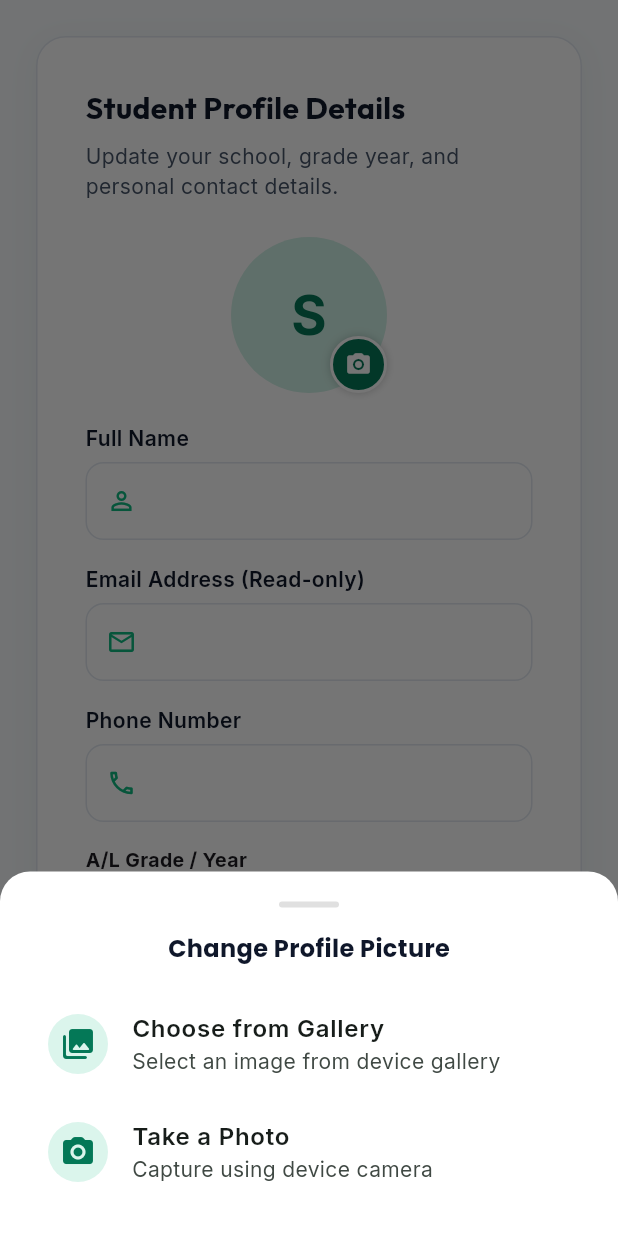
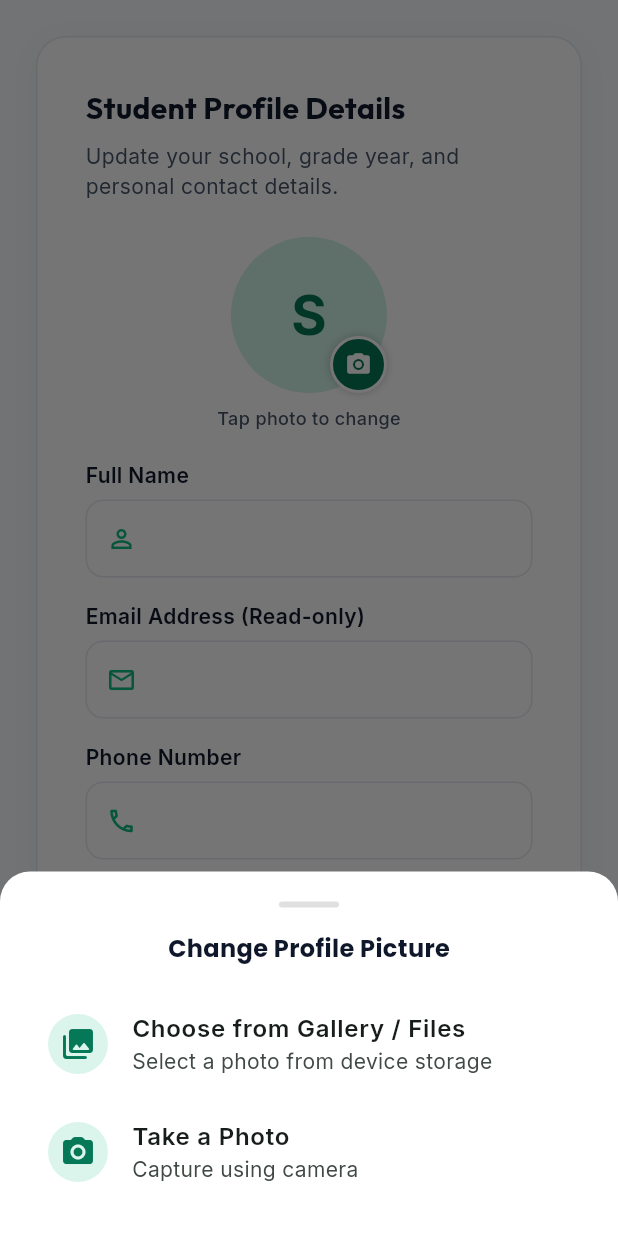
Before and after one commit to kasun375/Akila_web, a Flutter app: the StudentProfileView screen opened directly, after a tap on the "camera alt" icon, on a phone screen of 412 x 824 dp. Run offline on Flutter 3.47's test engine with Material 3 defaults, Android fonts, the light colour scheme and no system bars; our stand-ins replace cloud_firestore, firebase_auth, firebase_core, google_fonts, google_mobile_ads, google_sign_in and 1 more; missing offline and left inert: dart:html; accounts and stored records are empty; network calls fail.

Commit message:
Unify profile picture upload and class addition functionality across mobile and web

```diff
--- a/lib/views/student/student_profile_view.dart
+++ b/lib/views/student/student_profile_view.dart
@@ -1,4 +1,3 @@
-import 'package:flutter/foundation.dart';
 import 'package:flutter/material.dart';
 import 'package:google_fonts/google_fonts.dart';
 import 'package:image_picker/image_picker.dart';
@@ -100,8 +99,13 @@ class _StudentProfileViewState extends State<StudentProfileView> {
                     const SizedBox(height: 24),
 
                     // Avatar Upload & Preview
-                      Center(
-                        child: Stack(
+                    Builder(
+                      builder: (context) {
+                        final displayPicUrl = _profilePicUrl.isNotEmpty ? _profilePicUrl : (user?.profilePicUrl ?? '');
+                        return Center(
+                          child: Column(
+                            children: [
+                              Stack(
                                 alignment: Alignment.center,
                                 children: [
                                   Tooltip(
@@ -113,7 +117,7 @@ class _StudentProfileViewState extends State<StudentProfileView> {
                                         radius: 52,
                                         backgroundColor: AppColors.primaryLight.withValues(alpha: 0.2),
                                         backgroundImage: getProfileImageProvider(
-                                    _profilePicUrl,
+                                          displayPicUrl,
                                           defaultAsset: auth.isAdmin ? 'assets/dfd8836b1cc110e21d03c83043dcb710.jpg' : '',
                                         ),
                                         child: _isUploadingPic
@@ -132,7 +136,7 @@ class _StudentProfileViewState extends State<StudentProfileView> {
                                                   ),
                                                 ),
                                               )
-                                      : (_profilePicUrl.isEmpty && !auth.isAdmin
+                                            : (displayPicUrl.isEmpty && !auth.isAdmin
                                                 ? Text(
                                                     user?.name.isNotEmpty == true ? user!.name[0] : 'S',
                                                     style: const TextStyle(fontSize: 36, fontWeight: FontWeight.bold, color: AppColors.primary),
@@ -165,6 +169,19 @@ class _StudentProfileViewState extends State<StudentProfileView> {
                                   ),
                                 ],
                               ),
+                              const SizedBox(height: 8),
+                              const Text(
+                                'Tap photo to change',
+                                style: TextStyle(
+                                  fontSize: 12,
+                                  color: AppColors.textSecondary,
+                                  fontWeight: FontWeight.w500,
+                                ),
+                              ),
+                            ],
+                          ),
+                        );
+                      },
                     ),
                     const SizedBox(height: 20),
 
@@ -332,13 +349,69 @@ class _StudentProfileViewState extends State<StudentProfileView> {
     final auth = Provider.of<AuthProvider>(context, listen: false);
     final user = auth.user;
     final storageService = StorageService();
+    final messenger = ScaffoldMessenger.of(context);
 
     ImageSource selectedSource = ImageSource.gallery;
+    final isDesktop = MediaQuery.of(context).size.width >= 768;
 
-    final isMobile = !kIsWeb || (kIsWeb && MediaQuery.of(context).size.width < 768);
-
-    if (isMobile) {
-      final source = await showModalBottomSheet<ImageSource>(
+    final ImageSource? source;
+    if (isDesktop) {
+      source = await showDialog<ImageSource>(
+        context: context,
+        builder: (ctx) => AlertDialog(
+          shape: RoundedRectangleBorder(borderRadius: BorderRadius.circular(20)),
+          title: Text(
+            'Change Profile Picture',
+            style: GoogleFonts.poppins(
+              fontSize: 18,
+              fontWeight: FontWeight.bold,
+              color: AppColors.textPrimary,
+            ),
+          ),
+          content: Column(
+            mainAxisSize: MainAxisSize.min,
+            children: [
+              ListTile(
+                shape: RoundedRectangleBorder(borderRadius: BorderRadius.circular(12)),
+                leading: Container(
+                  padding: const EdgeInsets.all(8),
+                  decoration: BoxDecoration(
+                    color: AppColors.primaryLight.withValues(alpha: 0.15),
+                    shape: BoxShape.circle,
+                  ),
+                  child: const Icon(Icons.photo_library_rounded, color: AppColors.primary),
+                ),
+                title: const Text('Choose from Gallery / Files', style: TextStyle(fontWeight: FontWeight.w600)),
+                subtitle: const Text('Select a photo from device storage'),
+                onTap: () => Navigator.pop(ctx, ImageSource.gallery),
+              ),
+              const SizedBox(height: 8),
+              ListTile(
+                shape: RoundedRectangleBorder(borderRadius: BorderRadius.circular(12)),
+                leading: Container(
+                  padding: const EdgeInsets.all(8),
+                  decoration: BoxDecoration(
+                    color: AppColors.primaryLight.withValues(alpha: 0.15),
+                    shape: BoxShape.circle,
+                  ),
+                  child: const Icon(Icons.camera_alt_rounded, color: AppColors.primary),
+                ),
+                title: const Text('Take a Photo', style: TextStyle(fontWeight: FontWeight.w600)),
+                subtitle: const Text('Capture using camera / webcam'),
+                onTap: () => Navigator.pop(ctx, ImageSource.camera),
+              ),
+            ],
+          ),
+          actions: [
+            TextButton(
+              onPressed: () => Navigator.pop(ctx),
+              child: const Text('Cancel'),
+            ),
+          ],
+        ),
+      );
+    } else {
+      source = await showModalBottomSheet<ImageSource>(
         context: context,
         backgroundColor: Colors.white,
         shape: const RoundedRectangleBorder(
@@ -377,8 +450,8 @@ class _StudentProfileViewState extends State<StudentProfileView> {
                     ),
                     child: const Icon(Icons.photo_library_rounded, color: AppColors.primary),
                   ),
-                  title: const Text('Choose from Gallery', style: TextStyle(fontWeight: FontWeight.w600)),
-                  subtitle: const Text('Select an image from device gallery'),
+                  title: const Text('Choose from Gallery / Files', style: TextStyle(fontWeight: FontWeight.w600)),
+                  subtitle: const Text('Select a photo from device storage'),
                   onTap: () => Navigator.pop(ctx, ImageSource.gallery),
                 ),
                 ListTile(
@@ -391,7 +464,7 @@ class _StudentProfileViewState extends State<StudentProfileView> {
                     child: const Icon(Icons.camera_alt_rounded, color: AppColors.primary),
                   ),
                   title: const Text('Take a Photo', style: TextStyle(fontWeight: FontWeight.w600)),
-                  subtitle: const Text('Capture using device camera'),
+                  subtitle: const Text('Capture using camera'),
                   onTap: () => Navigator.pop(ctx, ImageSource.camera),
                 ),
               ],
@@ -399,10 +472,10 @@ class _StudentProfileViewState extends State<StudentProfileView> {
           ),
         ),
       );
+    }
 
     if (source == null) return;
     selectedSource = source;
-    }
 
     setState(() => _isUploadingPic = true);
 
@@ -424,17 +497,16 @@ class _StudentProfileViewState extends State<StudentProfileView> {
           profilePicUrl: newUrl,
         );
 
-        if (context.mounted) {
-          ScaffoldMessenger.of(context).clearSnackBars();
+        messenger.clearSnackBars();
         if (success) {
-            ScaffoldMessenger.of(context).showSnackBar(
+          messenger.showSnackBar(
             const SnackBar(
               content: Text('Profile picture updated successfully!'),
               backgroundColor: AppColors.success,
             ),
           );
         } else {
-            ScaffoldMessenger.of(context).showSnackBar(
+          messenger.showSnackBar(
             SnackBar(
               content: Text('Failed to save profile: ${auth.errorMessage}'),
               backgroundColor: AppColors.error,
@@ -442,23 +514,20 @@ class _StudentProfileViewState extends State<StudentProfileView> {
           );
         }
       }
-      }
     } catch (e) {
       debugPrint('Error uploading profile pic: $e');
-      if (context.mounted) {
-        ScaffoldMessenger.of(context).clearSnackBars();
+      messenger.clearSnackBars();
       final isMissingPlugin = e.toString().contains('MissingPluginException');
       final message = isMissingPlugin
           ? 'Please restart the mobile app completely to link the camera & gallery picker.'
           : 'Failed to upload profile picture: $e';
-        ScaffoldMessenger.of(context).showSnackBar(
+      messenger.showSnackBar(
         SnackBar(
           content: Text(message),
           backgroundColor: AppColors.error,
           duration: const Duration(seconds: 4),
         ),
       );
-      }
     } finally {
       if (mounted) {
         setState(() => _isUploadingPic = false);
--- a/lib/views/teacher_admin/admin_dashboard_view.dart
+++ b/lib/views/teacher_admin/admin_dashboard_view.dart
@@ -61,7 +61,7 @@ class AdminDashboardView extends StatelessWidget {
                     onPressed: () {
                       Navigator.push(
                         context,
-                        MaterialPageRoute(builder: (context) => const ManageClassesView()),
+                        MaterialPageRoute(builder: (context) => const ManageClassesView(openCreateDialog: true)),
                       );
                     },
                   ),
```
Also changed, not shown: lib/views/navigation/responsive_navigation.dart (+28 -4 lines), lib/views/teacher_admin/manage_classes_view.dart (+29 -4 lines), lib/views/teacher_admin/manage_content_view.dart (+13 -5 lines), 3 other files. Lines whose indentation alone changed are shown as unchanged.
